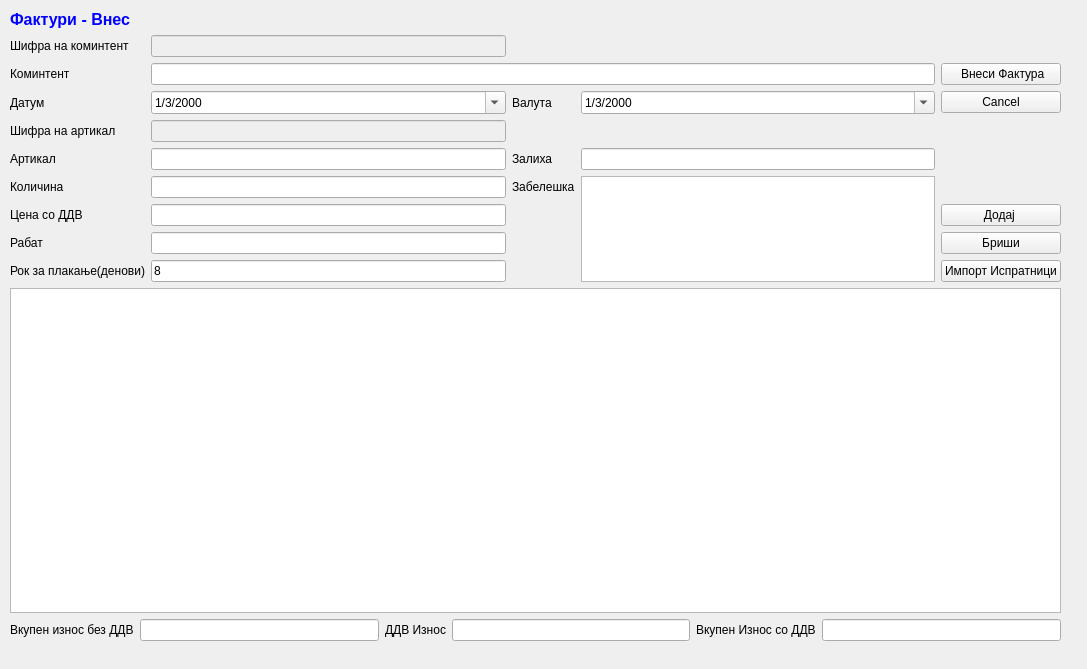
This is sterna/Smetki/smetkivnes.ui in srgank/sterna_x as Qt 5 draws it before an edit. The edited form follows.
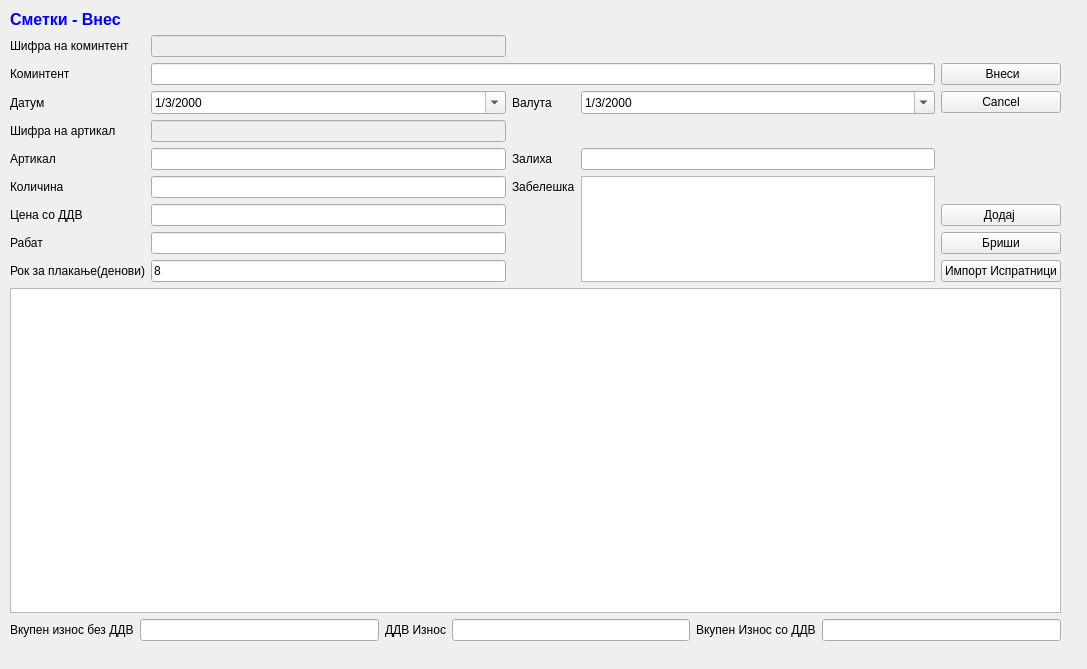
This is the edited form. Icons and pictures are not drawn.

The edit to the form file:
```diff
--- a/sterna/Smetki/smetkivnes.ui
+++ b/sterna/Smetki/smetkivnes.ui
@@ -331,15 +331,15 @@
        <string>&lt;!DOCTYPE HTML PUBLIC &quot;-//W3C//DTD HTML 4.0//EN&quot; &quot;http://www.w3.org/TR/REC-html40/strict.dtd&quot;&gt;
 &lt;html&gt;&lt;head&gt;&lt;meta name=&quot;qrichtext&quot; content=&quot;1&quot; /&gt;&lt;style type=&quot;text/css&quot;&gt;
 p, li { white-space: pre-wrap; }
-&lt;/style&gt;&lt;/head&gt;&lt;body style=&quot; font-family:'MS Shell Dlg 2'; font-size:10pt; font-weight:400; font-style:normal;&quot;&gt;
-&lt;p style=&quot; margin-top:0px; margin-bottom:0px; margin-left:0px; margin-right:0px; -qt-block-indent:0; text-indent:0px;&quot;&gt;&lt;span style=&quot; font-size:12pt; font-weight:600; color:#0000ff;&quot;&gt;Фактури - Внес&lt;/span&gt;&lt;/p&gt;&lt;/body&gt;&lt;/html&gt;</string>
+&lt;/style&gt;&lt;/head&gt;&lt;body style=&quot; font-family:'Sans Serif'; font-size:9pt; font-weight:400; font-style:normal;&quot;&gt;
+&lt;p style=&quot; margin-top:0px; margin-bottom:0px; margin-left:0px; margin-right:0px; -qt-block-indent:0; text-indent:0px;&quot;&gt;&lt;span style=&quot; font-family:'MS Shell Dlg 2'; font-size:12pt; font-weight:600; color:#0000ff;&quot;&gt;Сметки&lt;/span&gt;&lt;span style=&quot; font-family:'MS Shell Dlg 2'; font-size:12pt; font-weight:600; color:#0000ff;&quot;&gt; - Внес&lt;/span&gt;&lt;/p&gt;&lt;/body&gt;&lt;/html&gt;</string>
       </property>
      </widget>
     </item>
     <item row="3" column="4">
      <widget class="QPushButton" name="pushButton_4">
       <property name="text">
-       <string> Внеси Фактура</string>
+       <string> Внеси</string>
       </property>
       <property name="icon">
        <iconset>
```
